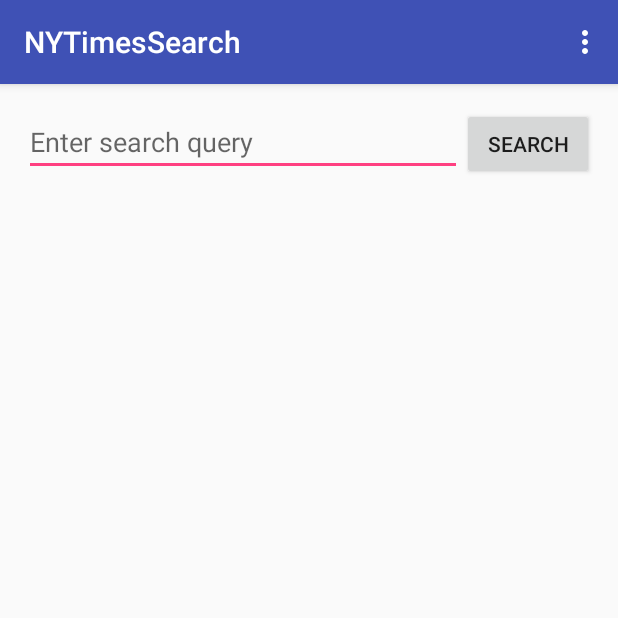
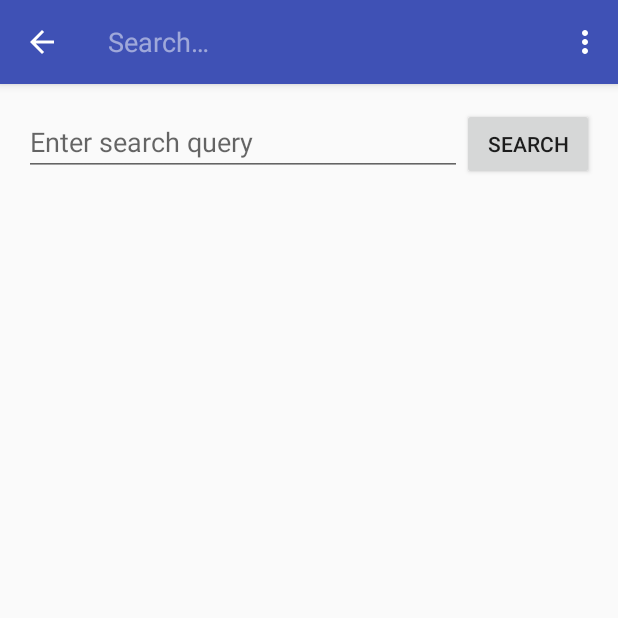
Before and after one commit to ewilden/Articles-Confederated, an Android app: the screen it shows after launch (SearchActivity), after a tap on "SEARCH", on a phone screen of 412 x 824 dp, the top half of it. Run offline under Robolectric (Android 15) with nearby library versions, the phone set to English and light mode, and no system bars; our stand-ins replace ButterKnife, Picasso; libraries missing offline, so code that uses them is left out: com.loopj.android, cz.msebera.android; pictures from the network do not load; 7 statements that could not run were skipped; 1 other tap on this screen came first.

Commit message:
Added support for searching for articles from the action bar

```diff
--- a/app/src/main/java/com/codepath/nytimessearch/SearchActivity.java
+++ b/app/src/main/java/com/codepath/nytimessearch/SearchActivity.java
@@ -2,9 +2,11 @@ package com.codepath.nytimessearch;
 
 import android.content.Intent;
 import android.os.Bundle;
+import android.support.v4.view.MenuItemCompat;
 import android.support.v7.app.AppCompatActivity;
 import android.support.v7.widget.LinearLayoutManager;
 import android.support.v7.widget.RecyclerView;
+import android.support.v7.widget.SearchView;
 import android.support.v7.widget.StaggeredGridLayoutManager;
 import android.support.v7.widget.Toolbar;
 import android.util.Log;
@@ -122,6 +124,28 @@ public class SearchActivity extends AppCompatActivity {
     public boolean onCreateOptionsMenu(Menu menu) {
         // Inflate the menu; this adds items to the action bar if it is present.
         getMenuInflater().inflate(R.menu.menu_search, menu);
+
+        // hook up a listener for when a search is performed
+        MenuItem searchItem = menu.findItem(R.id.action_search);
+        final SearchView searchView = (SearchView) MenuItemCompat.getActionView(searchItem);
+        searchView.setOnQueryTextListener(new SearchView.OnQueryTextListener() {
+            @Override
+            public boolean onQueryTextSubmit(String query) {
+                // perform query here
+                articleSearch(query);
+
+                // workaround to avoid issues with some emulators and keyboard devices firing twice if a keyboard enter is used
+                // see https://code.google.com/p/android/issues/detail?id=24599
+                searchView.clearFocus();
+                return true;
+            }
+
+            @Override
+            public boolean onQueryTextChange(String newText) {
+                return false;
+            }
+        });
+
         return true;
     }
 
@@ -140,8 +164,7 @@ public class SearchActivity extends AppCompatActivity {
         return super.onOptionsItemSelected(item);
     }
 
-    public void onArticleSearch(View view) {
-        String query = etQuery.getText().toString();
+    private void articleSearch(String query) {
         Toast.makeText(SearchActivity.this, "Searching for "+ query, Toast.LENGTH_SHORT).show();
 
         AsyncHttpClient client = new AsyncHttpClient();
@@ -155,12 +178,12 @@ public class SearchActivity extends AppCompatActivity {
         client.get(BASE_URL, params, new JsonHttpResponseHandler() {
             @Override
             public void onSuccess(int statusCode, Header[] headers, JSONObject response) {
-                Log.d("DEBUG", response.toString());
+                //Log.d("DEBUG", response.toString());
                 JSONArray articleJsonResults = null;
 
                 try {
                     articleJsonResults = response.getJSONObject("response").getJSONArray("docs");
-                    Log.d("DEBUG", articleJsonResults.toString());
+                    //Log.d("DEBUG", articleJsonResults.toString());
                     articles.clear();
                     articles.addAll(Article.fromJSONArray(articleJsonResults));
                     adapter.notifyDataSetChanged();
@@ -170,4 +193,9 @@ public class SearchActivity extends AppCompatActivity {
             }
         });
     }
+
+    public void onArticleSearch(View view) {
+        String query = etQuery.getText().toString();
+        articleSearch(query);
+    }
 }
--- a/app/src/main/res/menu/menu_search.xml
+++ b/app/src/main/res/menu/menu_search.xml
@@ -2,6 +2,14 @@
     xmlns:app="http://schemas.android.com/apk/res-auto"
     xmlns:tools="http://schemas.android.com/tools"
     tools:context="com.codepath.nytimessearch.SearchActivity">
+
+    <item android:id="@+id/action_search"
+        android:orderInCategory="5"
+        android:title="Search"
+        android:icon="@android:drawable/ic_menu_search"
+        app:showAsAction="ifRoom|collapseActionView"
+        app:actionViewClass="android.support.v7.widget.SearchView" />
+
     <item
         android:id="@+id/action_settings"
         android:orderInCategory="100"
```
